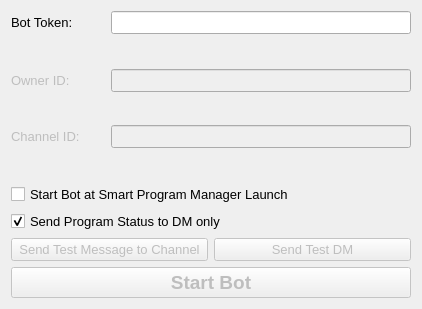
brianuuu/AutoControllerHelper, file discordsettings.ui: the form before one commit.
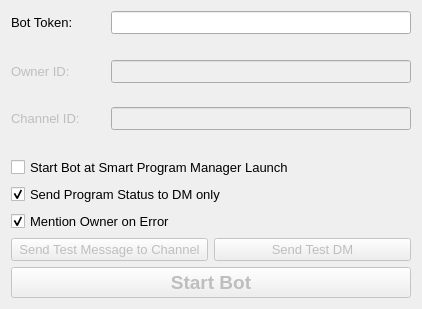
The form after the commit.

Commit message: [SmartPrograms] Add Discord bot option to mention the owner if an error occurs

```diff
--- a/discordsettings.ui
+++ b/discordsettings.ui
@@ -165,6 +165,16 @@
      </property>
     </widget>
    </item>
+   <item>
+    <widget class="QCheckBox" name="CB_MentionError">
+     <property name="text">
+      <string>Mention Owner on Error</string>
+     </property>
+     <property name="checked">
+      <bool>true</bool>
+     </property>
+    </widget>
+   </item>
    <item>
     <layout class="QHBoxLayout" name="horizontalLayout_4">
      <item>
```
The commit also changes 4 other files.
